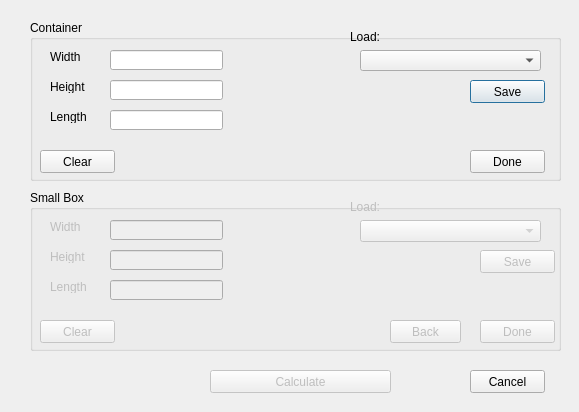
First picture: the form in ScottTanner-411-group-project-6bc7b8fa6bbe/BestBoxStackingConsole/BestBoxStackingConsole/OneSizedSmallBoxes.ui, repository ScottTanner/411-Group-Project, before the edit.
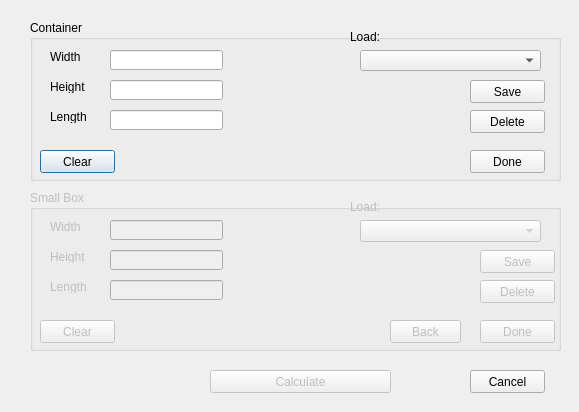
Second picture: the form after the edit. Icons and pictures are not drawn.

```diff
--- a/ScottTanner-411-group-project-6bc7b8fa6bbe/BestBoxStackingConsole/BestBoxStackingConsole/OneSizedSmallBoxes.ui
+++ b/ScottTanner-411-group-project-6bc7b8fa6bbe/BestBoxStackingConsole/BestBoxStackingConsole/OneSizedSmallBoxes.ui
@@ -122,6 +122,9 @@
     <property name="text">
      <string>Save</string>
     </property>
+    <property name="autoDefault">
+     <bool>false</bool>
+    </property>
    </widget>
    <widget class="QPushButton" name="pushButton_ContainerDelete">
     <property name="geometry">
@@ -162,10 +165,23 @@
      <string>Done</string>
     </property>
    </widget>
+   <widget class="QPushButton" name="pushButton_DeleteCon">
+    <property name="geometry">
+     <rect>
+      <x>440</x>
+      <y>90</y>
+      <width>75</width>
+      <height>23</height>
+     </rect>
+    </property>
+    <property name="text">
+     <string>Delete</string>
+    </property>
+   </widget>
   </widget>
   <widget class="QGroupBox" name="groupBox_SmallBox">
    <property name="enabled">
-    <bool>true</bool>
+    <bool>false</bool>
    </property>
    <property name="geometry">
     <rect>
@@ -358,6 +374,22 @@
      <string>Back</string>
     </property>
    </widget>
+   <widget class="QPushButton" name="pushButton_DeleteSB">
+    <property name="enabled">
+     <bool>false</bool>
+    </property>
+    <property name="geometry">
+     <rect>
+      <x>450</x>
+      <y>90</y>
+      <width>75</width>
+      <height>23</height>
+     </rect>
+    </property>
+    <property name="text">
+     <string>Delete</string>
+    </property>
+   </widget>
   </widget>
   <widget class="QPushButton" name="pushButton_Calulate">
    <property name="enabled">
```
Left out of the diff: 5 changed lines with no effect on the pictures.
